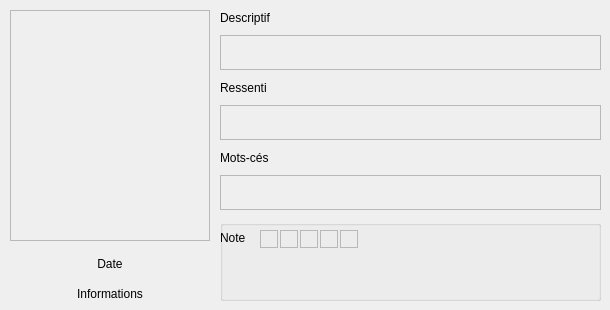
Above: photocard.ui from baptistegasser/Bibliotheque_Photo before the change. Below: the same form after it.
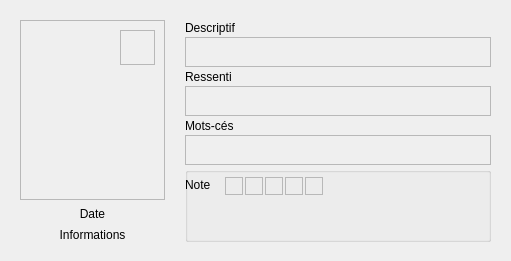
That is the form after the change.

Commit message: Amélioration photoCard.ui (3)

```diff
--- a/photocard.ui
+++ b/photocard.ui
@@ -6,8 +6,8 @@
    <rect>
     <x>0</x>
     <y>0</y>
-    <width>610</width>
-    <height>310</height>
+    <width>511</width>
+    <height>261</height>
    </rect>
   </property>
   <property name="windowTitle">
@@ -18,34 +18,43 @@
     <rect>
      <x>0</x>
      <y>0</y>
-     <width>611</width>
-     <height>311</height>
+     <width>511</width>
+     <height>262</height>
     </rect>
    </property>
    <layout class="QHBoxLayout" name="horizontalLayout">
     <property name="spacing">
-     <number>10</number>
+     <number>20</number>
     </property>
     <property name="leftMargin">
-     <number>10</number>
+     <number>20</number>
     </property>
     <property name="topMargin">
-     <number>10</number>
+     <number>20</number>
     </property>
     <property name="rightMargin">
-     <number>10</number>
+     <number>20</number>
     </property>
     <property name="bottomMargin">
-     <number>10</number>
+     <number>20</number>
     </property>
     <item>
      <layout class="QVBoxLayout" name="left_layout">
+      <property name="spacing">
+       <number>4</number>
+      </property>
       <item>
        <widget class="QFrame" name="photo">
         <property name="minimumSize">
          <size>
-          <width>200</width>
-          <height>0</height>
+          <width>145</width>
+          <height>180</height>
+         </size>
+        </property>
+        <property name="maximumSize">
+         <size>
+          <width>145</width>
+          <height>180</height>
          </size>
         </property>
         <property name="frameShape">
@@ -54,19 +63,47 @@
         <property name="frameShadow">
          <enum>QFrame::Raised</enum>
         </property>
+        <widget class="QFrame" name="main_color_frame">
+         <property name="geometry">
+          <rect>
+           <x>100</x>
+           <y>10</y>
+           <width>35</width>
+           <height>35</height>
+          </rect>
+         </property>
+         <property name="minimumSize">
+          <size>
+           <width>35</width>
+           <height>35</height>
+          </size>
+         </property>
+         <property name="maximumSize">
+          <size>
+           <width>35</width>
+           <height>35</height>
+          </size>
+         </property>
+         <property name="frameShape">
+          <enum>QFrame::StyledPanel</enum>
+         </property>
+         <property name="frameShadow">
+          <enum>QFrame::Raised</enum>
+         </property>
+        </widget>
        </widget>
       </item>
       <item>
        <widget class="QLabel" name="date_label">
         <property name="minimumSize">
          <size>
-          <width>200</width>
+          <width>145</width>
           <height>0</height>
          </size>
         </property>
         <property name="maximumSize">
          <size>
-          <width>16777215</width>
+          <width>145</width>
           <height>25</height>
          </size>
         </property>
@@ -76,19 +113,22 @@
         <property name="alignment">
          <set>Qt::AlignCenter</set>
         </property>
+        <property name="margin">
+         <number>0</number>
+        </property>
        </widget>
       </item>
       <item>
        <widget class="QLabel" name="info_label">
         <property name="minimumSize">
          <size>
-          <width>200</width>
+          <width>145</width>
           <height>0</height>
          </size>
         </property>
         <property name="maximumSize">
          <size>
-          <width>16777215</width>
+          <width>145</width>
           <height>15</height>
          </size>
         </property>
@@ -104,6 +144,9 @@
     </item>
     <item>
      <layout class="QVBoxLayout" name="right_layout">
+      <property name="spacing">
+       <number>2</number>
+      </property>
       <item>
        <widget class="QLabel" name="desc_label">
         <property name="maximumSize">
@@ -119,10 +162,16 @@
       </item>
       <item>
        <widget class="QScrollArea" name="desc_scroll">
+        <property name="minimumSize">
+         <size>
+          <width>0</width>
+          <height>30</height>
+         </size>
+        </property>
         <property name="maximumSize">
          <size>
           <width>16777215</width>
-          <height>35</height>
+          <height>30</height>
          </size>
         </property>
         <property name="widgetResizable">
@@ -133,8 +182,8 @@
           <rect>
            <x>0</x>
            <y>0</y>
-           <width>375</width>
-           <height>33</height>
+           <width>300</width>
+           <height>28</height>
           </rect>
          </property>
         </widget>
@@ -155,10 +204,16 @@
       </item>
       <item>
        <widget class="QScrollArea" name="ress_scroll">
+        <property name="minimumSize">
+         <size>
+          <width>0</width>
+          <height>30</height>
+         </size>
+        </property>
         <property name="maximumSize">
          <size>
           <width>16777215</width>
-          <height>35</height>
+          <height>30</height>
          </size>
         </property>
         <property name="widgetResizable">
@@ -169,8 +224,8 @@
           <rect>
            <x>0</x>
            <y>0</y>
-           <width>375</width>
-           <height>33</height>
+           <width>300</width>
+           <height>28</height>
           </rect>
          </property>
         </widget>
@@ -191,10 +246,16 @@
       </item>
       <item>
        <widget class="QScrollArea" name="keyw_scroll">
+        <property name="minimumSize">
+         <size>
+          <width>0</width>
+          <height>30</height>
+         </size>
+        </property>
         <property name="maximumSize">
          <size>
           <width>16777215</width>
-          <height>35</height>
+          <height>30</height>
          </size>
         </property>
         <property name="widgetResizable">
@@ -205,8 +266,8 @@
           <rect>
            <x>0</x>
            <y>0</y>
-           <width>375</width>
-           <height>33</height>
+           <width>300</width>
+           <height>28</height>
           </rect>
          </property>
         </widget>
```
The commit also changes 1 other file.
